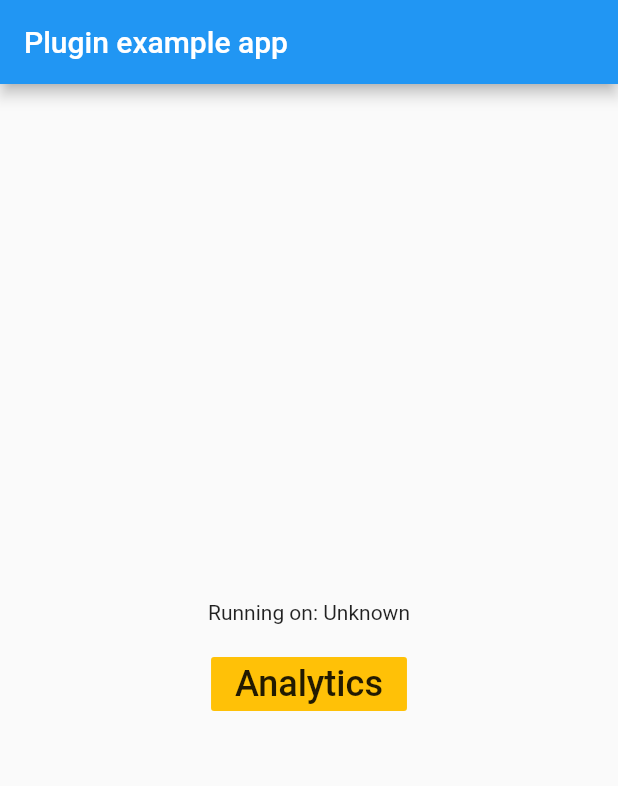
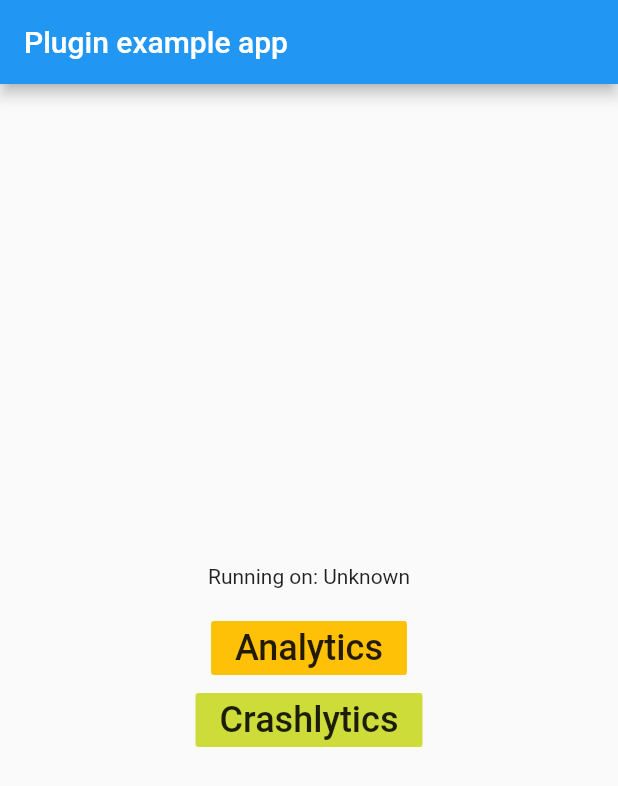
Before and after one commit to BixPark/flutter_bixpark_plugin, a Flutter app: the screen it shows after launch, on a phone screen of 412 x 824 dp. Shown: the top 786 px of the screen. Run offline on Flutter 3.47's test engine with Material 2 defaults, Android fonts, the phone set to English and light mode, and no system bars; our stand-ins replace firebase_crashlytics, firebase_messaging; accounts and stored records are empty.

Commit message:
Add crashltytics

```diff
--- a/example/lib/main.dart
+++ b/example/lib/main.dart
@@ -7,7 +7,7 @@ import 'package:flutter/services.dart';
 import 'package:bixpark/bixpark.dart';
 
 void main() {
-  runApp(MyApp());
+  Bixpark.init(app: MyApp());
 }
 
 class MyApp extends StatefulWidget {
@@ -83,6 +83,18 @@ class _MyAppState extends State<MyApp> {
                     "Analytics",
                     style: TextStyle(fontSize: 24),
                   ),
+                ),
+                FlatButton(
+                  color: Colors.lime,
+                  onPressed: () {
+                    Crashlytics.instance.setString('foo', 'bar');
+                    Crashlytics.instance.log("Error Initiate");
+                    Crashlytics.instance.crash();
+                  },
+                  child: Text(
+                    "Crashlytics",
+                    style: TextStyle(fontSize: 24),
+                  ),
                 )
               ],
             ),
--- a/lib/bixpark.dart
+++ b/lib/bixpark.dart
@@ -1,9 +1,12 @@
 import 'dart:async';
 
+import 'package:firebase_crashlytics/firebase_crashlytics.dart';
+import 'package:flutter/material.dart';
 import 'package:flutter/services.dart';
 
 export "package:bixpark/bix_park_page.dart";
 export 'package:bixpark/src/widget/bix_park_cloud_messaging.dart';
+export 'package:firebase_crashlytics/firebase_crashlytics.dart';
 
 class Bixpark {
   static const MethodChannel _channel = const MethodChannel('bixpark');
@@ -12,4 +15,18 @@ class Bixpark {
     final String version = await _channel.invokeMethod('getPlatformVersion');
     return version;
   }
+
+  static void init({@required Widget app}) {
+    // Set `enableInDevMode` to true to see reports while in debug mode
+    // This is only to be used for confirming that reports are being
+    // submitted as expected. It is not intended to be used for everyday
+    // development.
+    Crashlytics.instance.enableInDevMode = true;
+
+    // Pass all uncaught errors to Crashlytics.
+    FlutterError.onError = Crashlytics.instance.recordFlutterError;
+    runZoned(() {
+      runApp(app);
+    }, onError: Crashlytics.instance.recordError);
+  }
 }
--- a/pubspec.yaml
+++ b/pubspec.yaml
@@ -13,6 +13,7 @@ dependencies:
     sdk: flutter
   firebase_analytics: ^5.0.11 # Firebase Analytic apps
   firebase_messaging: ^6.0.13 # firbease google cloud messaging
+  firebase_crashlytics: ^0.1.3+3
 
 dev_dependencies:
   flutter_test:
```
Also changed, not shown: example/pubspec.lock, pubspec.lock, 3 other files.
